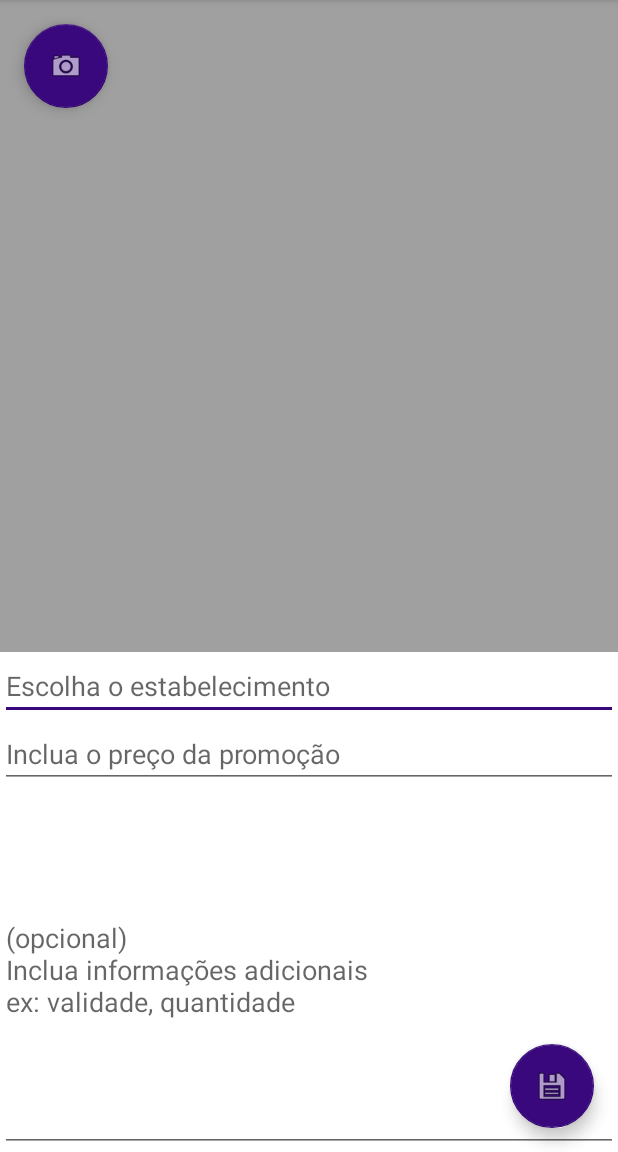
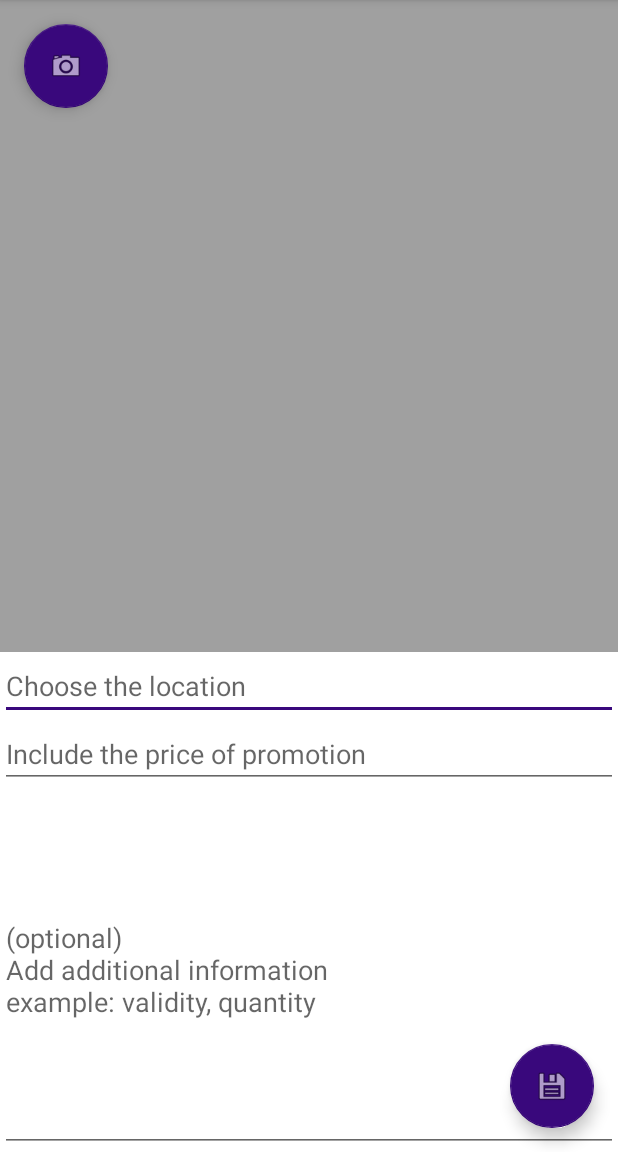
Before and after one commit to Jonss/instapromo, an Android app: the PhotoActivity screen opened directly, with no data from a screen before it, after a tap on an icon or button, on a phone screen of 412 x 824 dp, the part 84-1236 px from its top. Run offline under Robolectric (Android 15) with nearby library versions, the phone set to English and light mode, and no system bars; libraries missing offline, so code that uses them is left out: com.desmond.squarecamera, retrofit2.adapter.rxjava, rx.android.schedulers, rx.schedulers; 2 statements that could not run were skipped.

Commit message:
alinhamento dos codigo, criado internacionalizacao ENG - PT, definda mensagem da tela do about

```diff
--- a/app/src/main/java/br/com/instapromo/instapromo/AboutActivity.java
+++ b/app/src/main/java/br/com/instapromo/instapromo/AboutActivity.java
@@ -11,9 +11,4 @@ public class AboutActivity extends AppCompatActivity {
         super.onCreate(savedInstanceState);
         setContentView(R.layout.content_tab_about);
     }
-
-    @Override
-    protected void onResume() {
-        super.onResume();
-    }
 }
--- a/app/src/main/java/br/com/instapromo/instapromo/PhotoActivity.java
+++ b/app/src/main/java/br/com/instapromo/instapromo/PhotoActivity.java
@@ -50,7 +50,6 @@ import static br.com.instapromo.instapromo.commons.Constants.REQUEST_CAMERA;
 import static br.com.instapromo.instapromo.commons.Constants.REQUEST_LOCATION;
 import static br.com.instapromo.instapromo.commons.Constants.REQUEST_STORAGE;
 import static br.com.instapromo.instapromo.commons.Constants.TAG_PHOTO;
-import static br.com.instapromo.instapromo.commons.Constants.TITLE_CHOOSE_LOCAL;
 import static br.com.instapromo.instapromo.commons.Constants.USE_CAMERA;
 import static br.com.instapromo.instapromo.permission.PermissionMan.hasPermission;
 import static br.com.instapromo.instapromo.permission.PermissionMan.requestWithSnack;
@@ -123,7 +122,7 @@ public class PhotoActivity extends AppCompatActivity {
                                     }
 
                                     AlertDialog.Builder builder = new AlertDialog.Builder(PhotoActivity.this);
-                                    builder.setTitle(TITLE_CHOOSE_LOCAL);
+                                    builder.setTitle(R.string.choose_location);
                                     builder.setItems(venuesStr, new DialogInterface.OnClickListener() {
                                         @Override
                                         public void onClick(DialogInterface dialog, int which) {
@@ -270,13 +269,6 @@ public class PhotoActivity extends AppCompatActivity {
         }
 
         super.onActivityResult(requestCode, resultCode, data);
-
-//        if (requestCode == USE_CAMERA) {
-//            Bitmap bitmap = BitmapFactory.decodeFile(picturePath);
-//            imageView.setImageBitmap(Bitmap.createScaledBitmap(bitmap, 120, 120, false));
-//        }
-//
-//        super.onActivityResult(requestCode, resultCode, data);
     }
 
     @Override
--- a/app/src/main/java/br/com/instapromo/instapromo/commons/Constants.java
+++ b/app/src/main/java/br/com/instapromo/instapromo/commons/Constants.java
@@ -15,8 +15,9 @@ public class Constants {
 
     public static final String TAG_PERMISSION = "PermissionMan";
 
+    public static final String TAG_BACK4APP = "Back4App";
+
     public static final String URL_NO_PROMOTION = "http://i.imgur.com/INAUbtO.png";
-    public static final String TITLE_CHOOSE_LOCAL = "Escolha o Local";
 
     public static String[] PERMISSIONS_CAMERA = {CAMERA};
 
--- a/app/src/main/java/br/com/instapromo/instapromo/connection/Back4AppAPI.java
+++ b/app/src/main/java/br/com/instapromo/instapromo/connection/Back4AppAPI.java
@@ -13,11 +13,11 @@ import okhttp3.OkHttpClient;
 import okhttp3.RequestBody;
 import okhttp3.ResponseBody;
 import okhttp3.logging.HttpLoggingInterceptor;
-import retrofit2.Call;
 import retrofit2.Retrofit;
 import retrofit2.adapter.rxjava.RxJavaCallAdapterFactory;
 import retrofit2.converter.gson.GsonConverterFactory;
 
+import static br.com.instapromo.instapromo.commons.Constants.TAG_BACK4APP;
 import static okhttp3.logging.HttpLoggingInterceptor.Level.BODY;
 
 /**
@@ -33,7 +33,7 @@ public class Back4AppAPI {
         HttpLoggingInterceptor logging = new HttpLoggingInterceptor();
         logging.setLevel(BODY);
         OkHttpClient.Builder httpClient = new OkHttpClient.Builder();
-        httpClient.addInterceptor(logging);  // <-- this is the important line!
+//        httpClient.addInterceptor(logging);  // <-- this is the important line!
 
         Retrofit retrofit = new Retrofit.Builder()
                 .addCallAdapterFactory(RxJavaCallAdapterFactory.create())
@@ -57,7 +57,7 @@ public class Back4AppAPI {
                             .put("latitude", latitude)
                             .put("longitude", longitude));
         } catch (JSONException e) {
-            Log.e("[IP] POST JSON", e.getMessage());
+            Log.e(TAG_BACK4APP, e.getMessage());
         }
 
         RequestBody data = RequestBody.create(
@@ -79,10 +79,10 @@ public class Back4AppAPI {
                     .put("$maxDistanceInKilometers", raio)
             );
         } catch (JSONException e) {
-            Log.e("[IP] WHERE JSON", e.getMessage());
+            Log.e(TAG_BACK4APP, e.getMessage());
         }
 
-        Log.e("[IP] JSON", json.toString());
+        Log.i(TAG_BACK4APP, json.toString());
 
         String query = null;
         try {
--- a/app/src/main/java/br/com/instapromo/instapromo/connection/FourSquareAPI.java
+++ b/app/src/main/java/br/com/instapromo/instapromo/connection/FourSquareAPI.java
@@ -20,7 +20,7 @@ public class FourSquareAPI {
         HttpLoggingInterceptor logging = new HttpLoggingInterceptor();
         logging.setLevel(BODY);
         OkHttpClient.Builder httpClient = new OkHttpClient.Builder();
-        httpClient.addInterceptor(logging);  // <-- this is the important line!
+//        httpClient.addInterceptor(logging);  // <-- this is the important line!
 
         Retrofit retrofit = new Retrofit.Builder()
                 .addCallAdapterFactory(RxJavaCallAdapterFactory.create())
--- a/app/src/main/java/br/com/instapromo/instapromo/connection/ImgurAPI.java
+++ b/app/src/main/java/br/com/instapromo/instapromo/connection/ImgurAPI.java
@@ -25,12 +25,11 @@ public class ImgurAPI {
     private static final String IMGURL = "https://api.imgur.com/3/";
     private static final String AUTHORIZATION = "Client-ID 006e897cd5ac791";
 
-
     private ImgurService retrofit() {
         HttpLoggingInterceptor logging = new HttpLoggingInterceptor();
         logging.setLevel(BODY);
         OkHttpClient.Builder httpClient = new OkHttpClient.Builder();
-//        httpClient.addInterceptor(logging);
+//        httpClient.addInterceptor(logging); // <-- this is the important line!
 
         Retrofit retrofit = new Retrofit.Builder()
                 .addCallAdapterFactory(RxJavaCallAdapterFactory.create())
--- a/app/src/main/java/br/com/instapromo/instapromo/model/Venue.java
+++ b/app/src/main/java/br/com/instapromo/instapromo/model/Venue.java
@@ -1,6 +1,7 @@
 package br.com.instapromo.instapromo.model;
 
 public class Venue {
+
     String name;
 
     public String getName() {
--- a/app/src/main/res/layout/content_tab_photo.xml
+++ b/app/src/main/res/layout/content_tab_photo.xml
@@ -29,7 +29,7 @@
                     android:layout_width="match_parent"
                     android:layout_height="wrap_content"
                     android:id="@+id/textLocal"
-                    android:hint="Escolha o estabelecimento"
+                    android:hint="@string/photo_location"
                     android:editable="false"/>
                 <EditText
                     android:layout_width="match_parent"
@@ -37,7 +37,7 @@
                     android:inputType="numberDecimal"
                     android:ems="10"
                     android:id="@+id/textPreco"
-                    android:hint="Inclua o preço da promoção"/>
+                    android:hint="@string/photo_price"/>
                 <EditText
                     android:layout_width="match_parent"
                     android:layout_height="wrap_content"
@@ -45,7 +45,7 @@
                     android:lines="8"
                     android:ems="10"
                     android:id="@+id/textDesc"
-                    android:hint="(opcional)\nInclua informações adicionais\nex: validade, quantidade"
+                    android:hint="@string/photo_desc"
                     android:layout_weight="0.42"/>
             </LinearLayout>
         </RelativeLayout>
--- a/app/src/main/res/values/strings.xml
+++ b/app/src/main/res/values/strings.xml
@@ -1,8 +1,21 @@
 <resources>
-    <string name="app_name">InstaPromo</string>
+    <string name="app_name" translatable="false">InstaPromo</string>
     <string name="action_settings">Settings</string>
     <string name="permission_camera_rationale">Camera permission is needed to take pictures.</string>
     <string name="permission_location_rationale">Location permission is needed to share location promotion.</string>
     <string name="permission_storage_rationale">Read/Write permission is needed to get/save photos of promotion you take.</string>
-    <string name="ok">OK</string>
+    <string name="ok" translatable="false">OK</string>
+    <string name="choose_location">Choose The Location</string>
+    <string name="tab_timeline" translatable="false">Timeline</string>
+    <string name="tab_photo">Photo</string>
+    <string name="tab_about">About</string>
+    <string name="thanks_permission_camera">Thank you for free access to camera! =)</string>
+    <string name="thanks_permission_location">Thank you for granting access to location, so we\'ll show promotions around you! =)</string>
+    <string name="thanks_permission_storage">Thank you for granting access to save the photos.</string>
+    <string name="product_hifen" translatable="false">--</string>
+    <string name="photo_price">Include the price of promotion</string>
+    <string name="photo_desc">(optional)\nAdd additional information\nexample: validity, quantity</string>
+    <string name="photo_location">Choose the location</string>
+    <string name="about_text_1">\n\n\nShare the deals that are around you!\n\nKeep track of deals that are close to you!</string>
+    <string name="about_text_2">\n\nMade in HackDay by MoIP developers\n\nAriane Paula\nDiego GoodEnd\nJoão Santana\nGuilherme Sipoloni\nGustavo Melki\nRodrigo Monteiro\nWilliam Souza</string>
 </resources>
```
Also changed, not shown: app/src/main/java/br/com/instapromo/instapromo/MainActivity.java (+6 -6 lines), app/src/main/java/br/com/instapromo/instapromo/model/ImgurDataResponse.java (+0 -23 lines), app/src/main/res/layout/content_tab_about.xml (+18 -2 lines), app/src/main/res/layout/product_layout.xml (+5 -5 lines), app/src/main/java/br/com/instapromo/instapromo/model/FourSquareResponse.java (line endings or trailing spaces), app/src/main/java/br/com/instapromo/instapromo/model/Product.java (line endings or trailing spaces), 1 other file.
